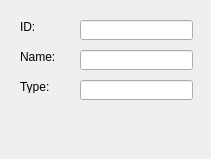
Before: the Qt Designer form GameDemonstrator/dialogs/UnitTypeInfoDialog.ui in raubwuerger/StrategicGameProject, drawn with Qt 5.
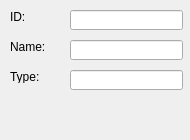
After: the same form once the commit is applied.

Commit message: Adjusted UnitTypeInfoDialog. Fixed loading of icon media_end.ico.

```diff
--- a/GameDemonstrator/dialogs/UnitTypeInfoDialog.ui
+++ b/GameDemonstrator/dialogs/UnitTypeInfoDialog.ui
@@ -6,54 +6,18 @@
    <rect>
     <x>0</x>
     <y>0</y>
-    <width>211</width>
-    <height>159</height>
+    <width>190</width>
+    <height>140</height>
    </rect>
   </property>
   <property name="windowTitle">
    <string>UnitTypeInfoDialog</string>
   </property>
-  <widget class="QLabel" name="labelCol">
-   <property name="geometry">
-    <rect>
-     <x>20</x>
-     <y>80</y>
-     <width>46</width>
-     <height>13</height>
-    </rect>
-   </property>
-   <property name="text">
-    <string>Type:</string>
-   </property>
-  </widget>
-  <widget class="QLineEdit" name="lineEditRow">
-   <property name="geometry">
-    <rect>
-     <x>80</x>
-     <y>50</y>
-     <width>113</width>
-     <height>20</height>
-    </rect>
-   </property>
-  </widget>
   <widget class="QLabel" name="labelRow">
    <property name="geometry">
     <rect>
-     <x>20</x>
-     <y>50</y>
-     <width>46</width>
-     <height>13</height>
-    </rect>
-   </property>
-   <property name="text">
-    <string>Name:</string>
-   </property>
-  </widget>
-  <widget class="QLabel" name="label">
-   <property name="geometry">
-    <rect>
-     <x>20</x>
-     <y>20</y>
+     <x>10</x>
+     <y>10</y>
      <width>46</width>
      <height>13</height>
     </rect>
@@ -62,21 +26,57 @@
     <string>ID:</string>
    </property>
   </widget>
+  <widget class="QLineEdit" name="lineEditRow">
+   <property name="geometry">
+    <rect>
+     <x>70</x>
+     <y>10</y>
+     <width>113</width>
+     <height>20</height>
+    </rect>
+   </property>
+  </widget>
+  <widget class="QLabel" name="labelCol">
+   <property name="geometry">
+    <rect>
+     <x>10</x>
+     <y>40</y>
+     <width>46</width>
+     <height>13</height>
+    </rect>
+   </property>
+   <property name="text">
+    <string>Name:</string>
+   </property>
+  </widget>
   <widget class="QLineEdit" name="lineEditID">
    <property name="geometry">
     <rect>
-     <x>80</x>
-     <y>20</y>
+     <x>70</x>
+     <y>40</y>
      <width>113</width>
      <height>20</height>
     </rect>
    </property>
   </widget>
+  <widget class="QLabel" name="label">
+   <property name="geometry">
+    <rect>
+     <x>10</x>
+     <y>70</y>
+     <width>46</width>
+     <height>13</height>
+    </rect>
+   </property>
+   <property name="text">
+    <string>Type:</string>
+   </property>
+  </widget>
   <widget class="QLineEdit" name="lineEditCol">
    <property name="geometry">
     <rect>
-     <x>80</x>
-     <y>80</y>
+     <x>70</x>
+     <y>70</y>
      <width>113</width>
      <height>20</height>
     </rect>
```
The commit also changes 1 other file.
